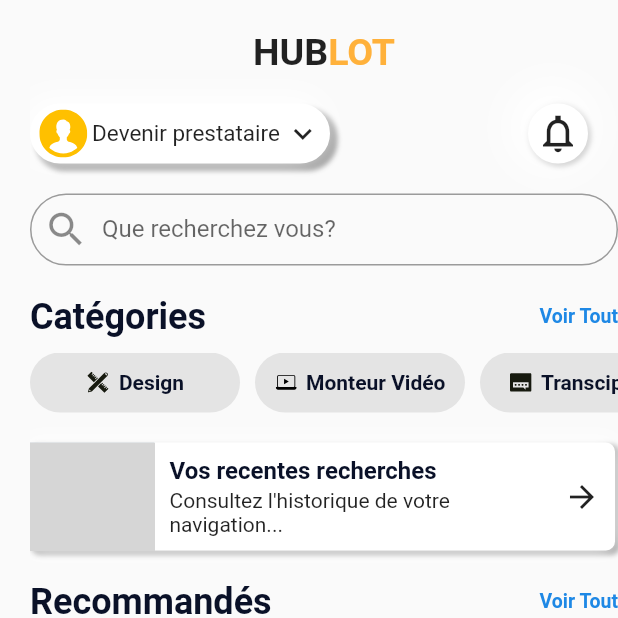
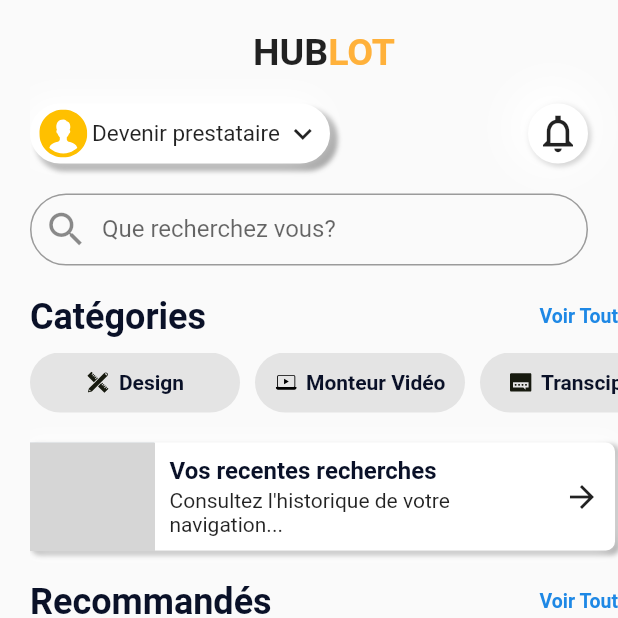
Before and after one commit to Hublot-Tech/hublot-app, a Flutter app: the HomeScrenns screen opened by its route, on a phone screen of 412 x 824 dp, the top half of it. Run offline on Flutter 3.47's test engine with Material 2 defaults, Android fonts, the phone set to English and light mode, and no system bars; our stand-ins replace flutter_svg, shimmer; network calls fail; grey boxes are pictures that could not be loaded.

Commit message:
modification de search_box

```diff
--- a/app/lib/screens/part_customer/home_screens/components/search_box.dart
+++ b/app/lib/screens/part_customer/home_screens/components/search_box.dart
@@ -8,7 +8,9 @@ class SearchBox extends StatelessWidget {
 
   @override
   Widget build(BuildContext context) {
-    return TextField(
+    return Padding(
+      padding: const EdgeInsets.only(right: 20),
+      child: TextField(
         canRequestFocus: false,
         onTap: () {
           Navigator.pushNamed(context, SearchScreen.routeName);
@@ -29,6 +31,7 @@ class SearchBox extends StatelessWidget {
             ),
           ),
         ),
+      ),
     );
   }
 }
```
Lines whose indentation alone changed are shown as unchanged.
